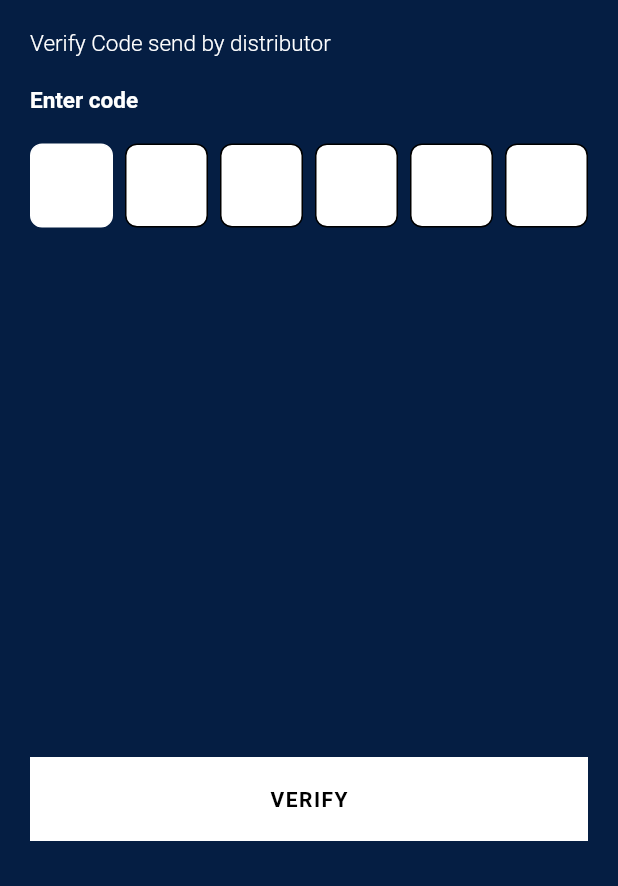
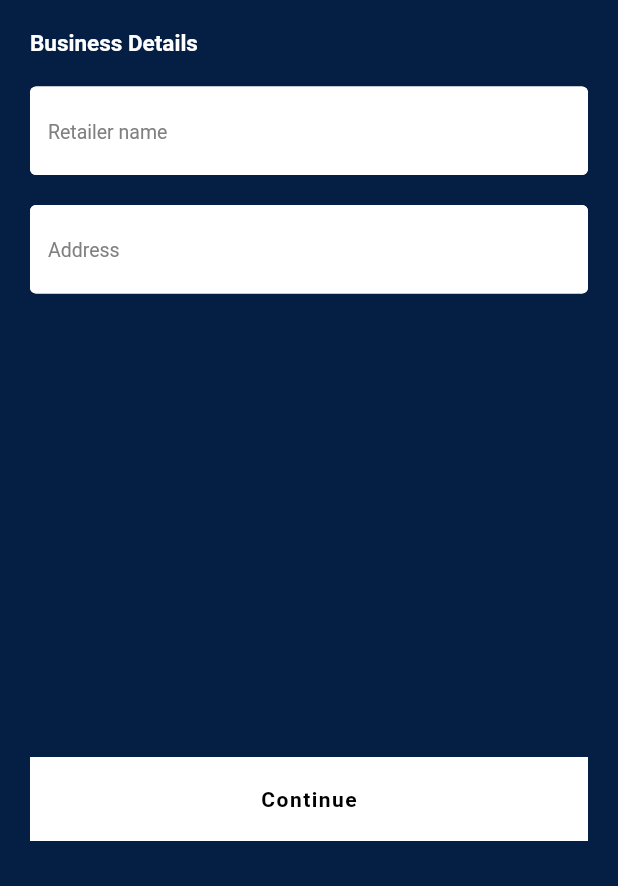
Before and after one commit to shakir-khursheed/Bringi-App, a Flutter app: the screen it shows after launch, after a tap on the "account circle" icon, after a tap on "VERIFY", on a phone screen of 412 x 824 dp, the part 350-1236 px from its top. Run offline on Flutter 3.47's test engine with Material 2 defaults, Android fonts, the light colour scheme and no system bars; drawn by our look-alikes of pinput; our stand-ins replace firebase_core, get_it; accounts and stored records are empty.

Commit message:
created ui for upload business document and add business details

```diff
--- a/lib/signup_and_login/ui/user_registration_flow/user_resgistration_flow.dart
+++ b/lib/signup_and_login/ui/user_registration_flow/user_resgistration_flow.dart
@@ -1,7 +1,9 @@
 import 'package:bringi_app/constants/role_identifier.dart';
 import 'package:bringi_app/signup_and_login/navigator/user_registration_navigator.dart';
+import 'package:bringi_app/signup_and_login/ui/user_registration_flow_screens/enter_business_detail_page.dart';
 import 'package:bringi_app/signup_and_login/ui/user_registration_flow_screens/enter_phone_no_screen.dart';
 import 'package:bringi_app/signup_and_login/ui/user_registration_flow_screens/pin_screen.dart';
+import 'package:bringi_app/signup_and_login/ui/user_registration_flow_screens/upload_business_documents_screen.dart';
 import 'package:bringi_app/signup_and_login/viewmodel/user_registration_viewmodel.dart';
 import 'package:flutter/material.dart';
 import '../../../base/base_state.dart';
@@ -52,6 +54,12 @@ class _UserRegistrationFlowState extends BaseState<
             navigateToNextPage();
           },
         ),
+        AddBusinessDetailScreen(
+          onBusinessDetailsUploaded: () {
+            navigateToNextPage();
+          },
+        ),
+        UploadBusinessDocumentScreen()
       ],
     );
   }
--- a/lib/signup_and_login/ui/user_registration_flow_screens/enter_business_detail_page.dart
+++ b/lib/signup_and_login/ui/user_registration_flow_screens/enter_business_detail_page.dart
@@ -1,10 +1,14 @@
+import 'package:bringi_app/common_resources/common_input_field.dart';
 import 'package:bringi_app/common_resources/list_with_fixed_button.dart';
 import 'package:flutter/material.dart';
 
 import '../../../common_resources/common_button.dart';
+import '../../../common_resources/get_asset_image.dart';
 
 class AddBusinessDetailScreen extends StatefulWidget {
-  const AddBusinessDetailScreen({super.key});
+  final Function onBusinessDetailsUploaded;
+  const AddBusinessDetailScreen(
+      {super.key, required this.onBusinessDetailsUploaded});
 
   @override
   State<AddBusinessDetailScreen> createState() =>
@@ -14,17 +18,68 @@ class AddBusinessDetailScreen extends StatefulWidget {
 class _AddBusinessDetailScreenState extends State<AddBusinessDetailScreen> {
   @override
   Widget build(BuildContext context) {
-    return ListWithFixedButtonAtBottom(
-      children: [],
+    return Padding(
+      padding: const EdgeInsets.symmetric(
+        horizontal: 20,
+        vertical: 30,
+      ),
+      child: ListWithFixedButtonAtBottom(
+        children: [
+          SizedBox(
+            height: MediaQuery.of(context).size.height / 8,
+          ),
+          Center(
+            child: getAssetImage(
+              "splash_logo.png",
+              height: 100,
+            ),
+          ),
+          SizedBox(
+            height: 20,
+          ),
+          Text(
+            "Business Details",
+            style: TextStyle(
+              color: Colors.white,
+              fontSize: 15,
+              fontWeight: FontWeight.w600,
+            ),
+          ),
+          SizedBox(
+            height: 20,
+          ),
+          CommonInputField(
+            onTextChange: (text) {},
+            labelText: "Retailer name",
+            textInputType: TextInputType.name,
+            fieldValidator: (value) {},
+            maxlength: 30,
+            isAutovalidateModeon: false,
+          ),
+          SizedBox(
+            height: 20,
+          ),
+          CommonInputField(
+            onTextChange: (text) {},
+            labelText: "Address",
+            textInputType: TextInputType.name,
+            fieldValidator: (value) {},
+            maxlength: 30,
+            isAutovalidateModeon: false,
+          ),
+        ],
         fixedAtBottomChild: [
           Expanded(
             child: ButtonFactory.buildUniversalButtonWithText(
-            "UPLOAD DOCUMENT",
+              "Continue",
               context,
-            () {},
+              () {
+                widget.onBusinessDetailsUploaded();
+              },
             ),
           )
         ],
+      ),
     );
   }
 }
--- a/lib/signup_and_login/ui/user_registration_flow_screens/pin_screen.dart
+++ b/lib/signup_and_login/ui/user_registration_flow_screens/pin_screen.dart
@@ -45,7 +45,7 @@ class _PinScreenState extends State<PinScreen> {
           ),
           Text(
             (widget.roleIdentifier == RoleIdentifier.MASTERDISTRIBUTOR ||
-                    widget.roleIdentifier == RoleIdentifier.DISTRIBUTOR)
+                    widget.roleIdentifier == RoleIdentifier.AGENT)
                 ? "Verify Code send on ${widget.mobileNo}"
                 : "Verify Code send by ${(widget.roleIdentifier == RoleIdentifier.RETAILER) ? "distributor" : "Master distributor"}",
             style: TextStyle(
```
Also changed, not shown: lib/signup_and_login/ui/user_registration_flow_screens/scan_business_doc_page.dart (+11 -2 lines), lib/signup_and_login/ui/user_registration_flow_screens/upload_business_documents_screen.dart (added, +95 -0 lines). Lines whose indentation alone changed are shown as unchanged.
